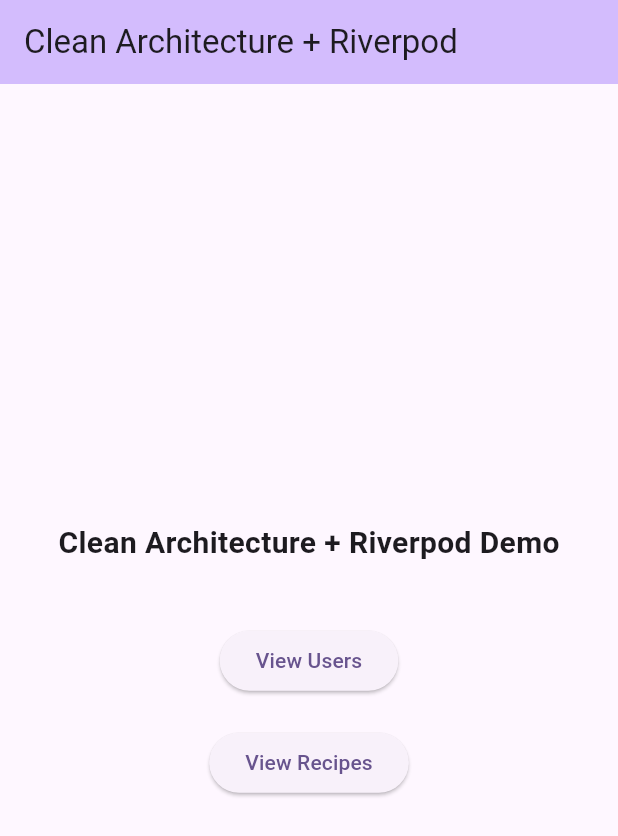
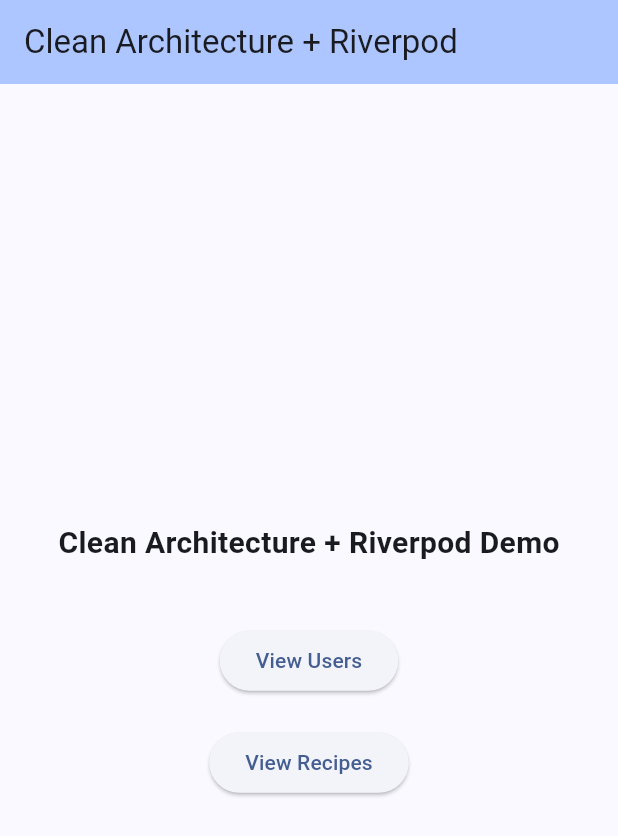
Before and after one commit to AngelMinga/flutter-clean-architecture, a Flutter app: the screen it shows after launch, on a phone screen of 412 x 824 dp. Shown: the top 836 px of the screen. Run offline on Flutter 3.47's test engine with Material 3 defaults, Android fonts, the phone set to English and light mode, and no system bars; our stand-ins replace equatable, flutter_riverpod.

Commit message:
Refactor: Update theme and remove debug banner
This commit updates the application theme by changing the seed color from `Colors.deepPurple` to `Colors.blueAccent`. It also removes the debug banner by setting `debugShowCheckedModeBanner` to `false`.

```diff
--- a/lib/main.dart
+++ b/lib/main.dart
@@ -16,8 +16,9 @@ class MyApp extends StatelessWidget {
   Widget build(BuildContext context) {
     return MaterialApp(
       title: 'Clean Architecture Demo',
+      debugShowCheckedModeBanner: false,
       theme: ThemeData(
-        colorScheme: ColorScheme.fromSeed(seedColor: Colors.deepPurple),
+        colorScheme: ColorScheme.fromSeed(seedColor: Colors.blueAccent),
         useMaterial3: true,
       ),
       home: const HomeScreen(),
```
